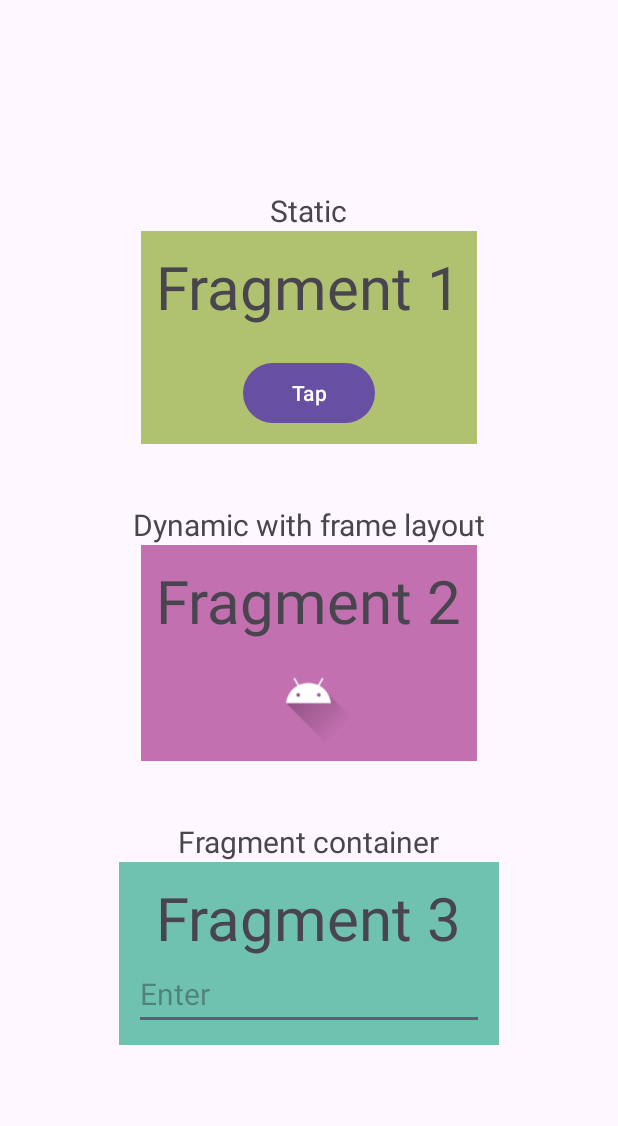
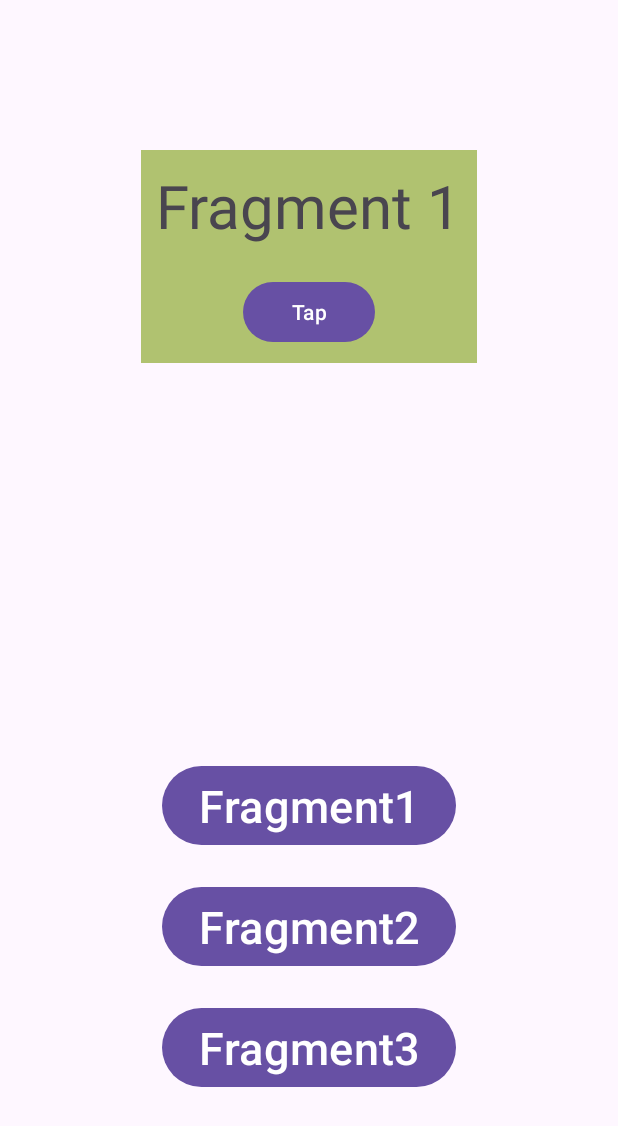
Before and after one commit to Krezerenko/MobileDev-sem-4, an Android app: the screen it shows after launch (MainActivity), on a phone screen of 412 x 824 dp. Shown: the top 1126 px of the screen. Run offline under Robolectric (Android 15) with nearby library versions, the phone set to English and light mode, and no system bars.

Commit message:
Завершил практику
Добавил переходы между фрагментами

```diff
--- a/Projects/Pract4_2/app/src/main/java/com/example/pract4_2/MainActivity.java
+++ b/Projects/Pract4_2/app/src/main/java/com/example/pract4_2/MainActivity.java
@@ -1,12 +1,16 @@
 package com.example.pract4_2;
 
 import android.os.Bundle;
+import android.widget.Button;
 
 import androidx.activity.EdgeToEdge;
 import androidx.appcompat.app.AppCompatActivity;
 import androidx.core.graphics.Insets;
 import androidx.core.view.ViewCompat;
 import androidx.core.view.WindowInsetsCompat;
+import androidx.fragment.app.Fragment;
+import androidx.fragment.app.FragmentManager;
+import androidx.fragment.app.FragmentTransaction;
 
 public class MainActivity extends AppCompatActivity
 {
@@ -24,8 +28,25 @@ public class MainActivity extends AppCompatActivity
             return insets;
         });
 
-        getSupportFragmentManager().beginTransaction()
-                .add(R.id.frame_main_fragment2, Fragment2.class, null)
+        Button buttonFragment1 = findViewById(R.id.button_main_fragment1);
+        Button buttonFragment2 = findViewById(R.id.button_main_fragment2);
+        Button buttonFragment3 = findViewById(R.id.button_main_fragment3);
+
+        buttonFragment1.setOnClickListener(v -> replaceFragment(new Fragment1()));
+        buttonFragment2.setOnClickListener(v -> replaceFragment(new Fragment2()));
+        buttonFragment3.setOnClickListener(v -> replaceFragment(new Fragment3()));
+
+        if (savedInstanceState == null)
+        {
+            replaceFragment(new Fragment1());
+        }
+    }
+
+    private void replaceFragment(Fragment newFragment)
+    {
+        FragmentManager fragmentManager = getSupportFragmentManager();
+        fragmentManager.beginTransaction()
+                .replace(R.id.fragmentContainer_main, newFragment)
                 .commit();
     }
 }
--- a/Projects/Pract4_2/app/src/main/res/layout/activity_main.xml
+++ b/Projects/Pract4_2/app/src/main/res/layout/activity_main.xml
@@ -9,41 +9,44 @@
         android:gravity="center"
         tools:context=".MainActivity">
 
-    <TextView
-            android:layout_width="wrap_content"
-            android:layout_height="wrap_content"
-            android:textSize="20sp"
-            android:text="Static" />
-
-    <fragment
-            android:id="@+id/fragment_main_fragment1"
+    <androidx.fragment.app.FragmentContainerView
+            android:id="@+id/fragmentContainer_main"
             android:name="com.example.pract4_2.Fragment1"
             android:layout_width="wrap_content"
-            android:layout_height="wrap_content"/>
+            android:layout_height="0dp"
+            android:layout_weight="1"
+            android:paddingVertical="100dp"
+            android:layout_gravity="center"/>
 
-    <TextView
-            android:layout_width="wrap_content"
-            android:layout_height="wrap_content"
-            android:layout_marginTop="40dp"
-            android:textSize="20dp"
-            android:text="Dynamic with frame layout" />
+    <LinearLayout
+            android:layout_width="match_parent"
+            android:layout_height="0dp"
+            android:orientation="vertical"
+            android:layout_weight="1"
+            android:gravity="center">
+        <Button
+                android:id="@+id/button_main_fragment1"
+                android:layout_width="wrap_content"
+                android:layout_height="wrap_content"
+                android:layout_margin="10dp"
+                android:textSize="30sp"
+                android:text="Fragment1" />
 
-    <FrameLayout
-            android:id="@+id/frame_main_fragment2"
-            android:layout_width="wrap_content"
-            android:layout_height="wrap_content" />
+        <Button
+                android:id="@+id/button_main_fragment2"
+                android:layout_width="wrap_content"
+                android:layout_height="wrap_content"
+                android:layout_margin="10dp"
+                android:textSize="30sp"
+                android:text="Fragment2" />
 
-    <TextView
-            android:layout_width="wrap_content"
-            android:layout_height="wrap_content"
-            android:layout_marginTop="40dp"
-            android:textSize="20dp"
-            android:text="Fragment container" />
-
-    <androidx.fragment.app.FragmentContainerView
-            android:id="@+id/fragmentContainer_main_fragment3"
-            android:name="com.example.pract4_2.Fragment3"
-            android:layout_width="wrap_content"
-            android:layout_height="wrap_content" />
+        <Button
+                android:id="@+id/button_main_fragment3"
+                android:layout_width="wrap_content"
+                android:layout_height="wrap_content"
+                android:layout_margin="10dp"
+                android:textSize="30sp"
+                android:text="Fragment3" />
+    </LinearLayout>
 
 </LinearLayout>
```
